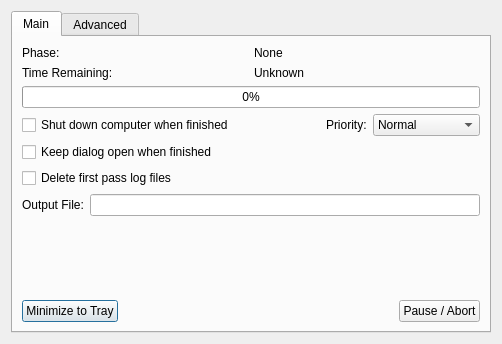
mean00/avidemux2, file avidemux/qt4/ADM_userInterfaces/ADM_dialog/encoding.ui: the form before one commit.
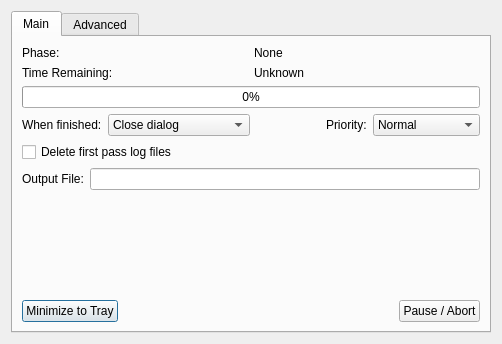
The form after the commit.

Commit message: [core,Q_encoding] Add option to suspend computer when encoding is finished, Windows-only

```diff
--- a/avidemux/qt4/ADM_userInterfaces/ADM_dialog/encoding.ui
+++ b/avidemux/qt4/ADM_userInterfaces/ADM_dialog/encoding.ui
@@ -87,12 +87,39 @@
        <item>
         <layout class="QHBoxLayout" name="horizontalLayout1">
          <item>
-          <widget class="QCheckBox" name="checkBoxShutdown">
+          <widget class="QLabel" name="labelFinished">
            <property name="text">
-            <string>Shut down computer when finished</string>
+            <string>When finished:</string>
            </property>
           </widget>
          </item>
+         <item>
+          <widget class="QComboBox" name="comboBoxFinished">
+           <property name="currentIndex">
+            <number>0</number>
+           </property>
+           <item>
+            <property name="text">
+             <string>Close dialog</string>
+            </property>
+           </item>
+           <item>
+            <property name="text">
+             <string>Keep dialog open</string>
+            </property>
+           </item>
+           <item>
+            <property name="text">
+             <string>Suspend computer</string>
+            </property>
+           </item>
+           <item>
+            <property name="text">
+             <string>Shut down computer</string>
+            </property>
+           </item>
+          </widget>
+         </item>
          <item>
           <spacer>
            <property name="orientation">
@@ -147,30 +174,6 @@
          </item>
         </layout>
        </item>
-       <item>
-        <layout class="QHBoxLayout" name="horizontalLayout2">
-         <item>
-          <widget class="QCheckBox" name="checkBoxKeepOpen">
-           <property name="text">
-            <string>Keep dialog open when finished</string>
-           </property>
-          </widget>
-         </item>
-         <item>
-          <spacer>
-           <property name="orientation">
-            <enum>Qt::Horizontal</enum>
-           </property>
-           <property name="sizeHint" stdset="0">
-            <size>
-             <width>48</width>
-             <height>17</height>
-            </size>
-           </property>
-          </spacer>
-         </item>
-        </layout>
-       </item>
        <item>
         <layout class="QHBoxLayout" name="horizontalLayout">
          <item>
```
The commit also changes 7 other files.
